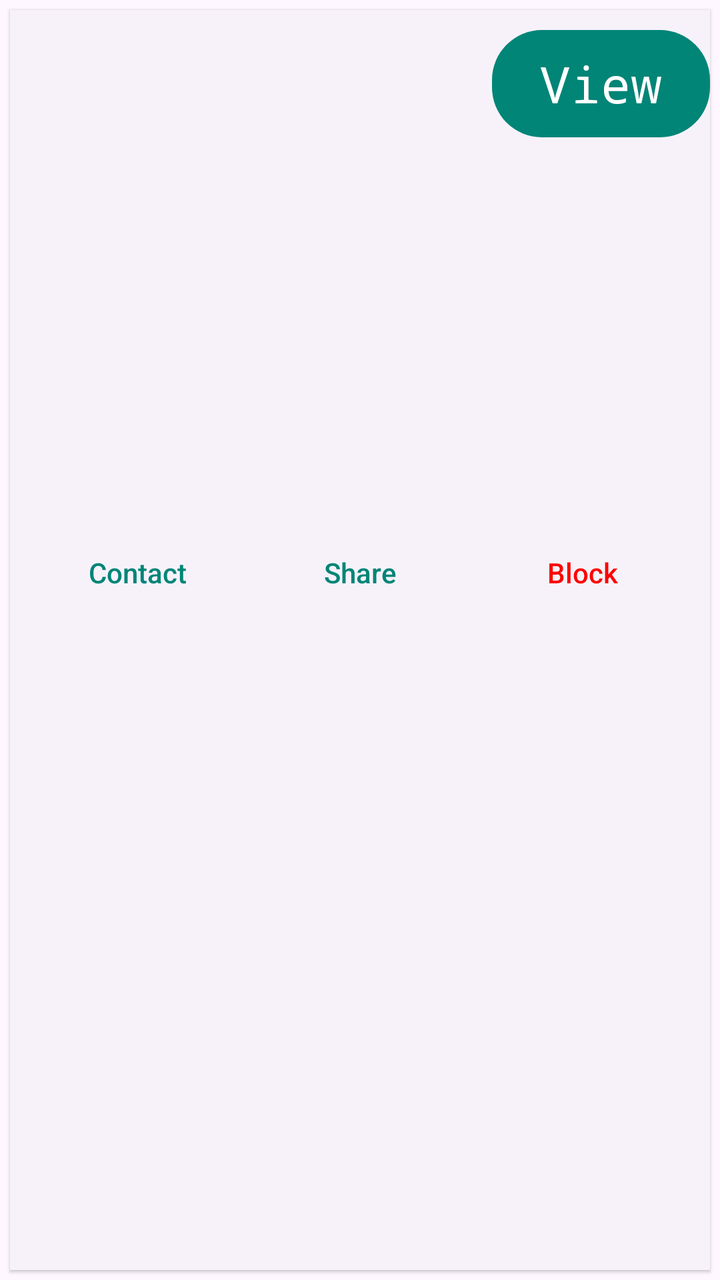
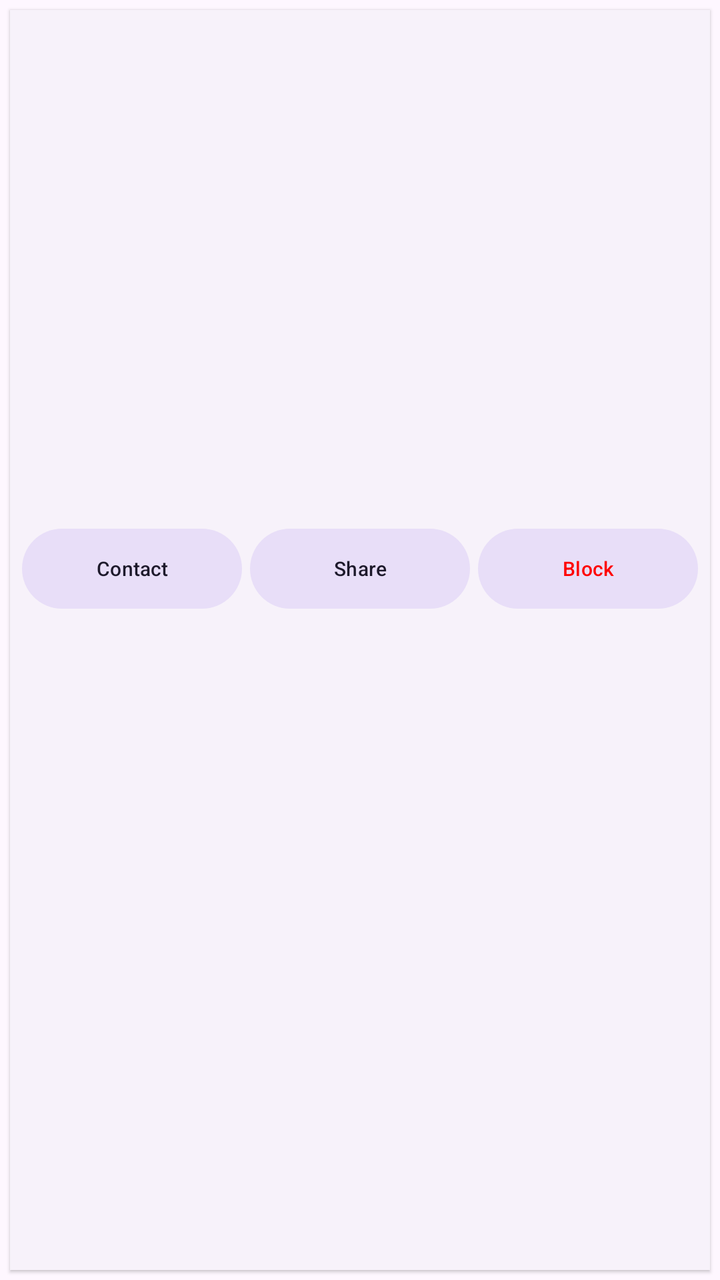

Two renders of the same Android screen: before a commit and after it. Below are the layout's source before the change and the commit's diff.
<!-- AndroidManifest.xml: application theme AppTheme -->
<!-- res/layout/hotel_card.xml -->
<LinearLayout xmlns:android="http://schemas.android.com/apk/res/android"
    xmlns:card_view="http://schemas.android.com/apk/res-auto"
    android:layout_width="match_parent"
    android:layout_height="wrap_content">

    <com.google.android.material.card.MaterialCardView
        android:id="@+id/card_view"
        style="@style/Widget.Material3.CardView.Elevated"
        android:layout_width="match_parent"
        android:layout_height="match_parent"
        android:layout_gravity="center"
        android:layout_margin="@dimen/card_margin"
        card_view:cardCornerRadius="@dimen/card_hotel_radius">

        <RelativeLayout
            android:layout_width="match_parent"
            android:layout_height="match_parent">

            <ImageView
                android:id="@+id/thumbnail"
                android:layout_width="match_parent"
                android:layout_height="@dimen/hotel_cover_height"
                android:background="?attr/selectableItemBackgroundBorderless"
                android:clickable="true"
                android:scaleType="fitXY" />

            <TextView
                android:id="@+id/title"
                android:layout_width="match_parent"
                android:layout_height="wrap_content"
                android:layout_below="@id/thumbnail"
                android:paddingLeft="@dimen/hotel_title_padding"
                android:paddingRight="@dimen/hotel_title_padding"
                android:paddingTop="@dimen/hotel_title_padding"
                android:textColor="@color/hotel_title"
                android:textSize="@dimen/hotel_title" />

            <TextView
                android:id="@+id/location"
                android:layout_width="match_parent"
                android:layout_height="wrap_content"
                android:layout_below="@id/title"

                android:paddingLeft="@dimen/hotel_title_padding"
                android:paddingRight="@dimen/hotel_title_padding"
                android:textSize="@dimen/location" />
            <TextView
                android:id="@+id/rating"
                android:layout_width="match_parent"
                android:layout_height="wrap_content"
                android:layout_below="@id/location"
                android:paddingBottom="@dimen/hotel_rating_padding_bottom"
                android:paddingLeft="@dimen/hotel_title_padding"
                android:paddingRight="@dimen/hotel_title_padding"
                android:textSize="@dimen/location" />

            <TextView
                android:id="@+id/features"
                android:layout_width="match_parent"
                android:layout_height="wrap_content"
                android:layout_below="@id/rating"
                android:paddingLeft="@dimen/hotel_title_padding"
                android:paddingRight="@dimen/hotel_title_padding"
                android:paddingBottom="@dimen/hotel_rating_padding_bottom"
                android:textColor="@android:color/background_light"
                android:textSize="@dimen/location"
                card_view:fontFamily="sans-serif-black" />

            <TextView
                android:id="@+id/booking_info"
                android:layout_width="match_parent"
                android:layout_height="wrap_content"
                android:layout_below="@id/features"
                android:paddingLeft="@dimen/hotel_title_padding"
                android:paddingRight="@dimen/hotel_title_padding"
                android:paddingBottom="4dp"
                android:textColor="#2E7D32"
                android:textSize="12sp"
                android:textStyle="italic"
                android:visibility="gone" />

            <LinearLayout
                android:id="@+id/social_actions"
                android:layout_width="match_parent"
                android:layout_height="wrap_content"
                android:layout_below="@id/features"
                android:orientation="horizontal"
                android:padding="8dp">

                <Button
                    android:id="@+id/btn_contact"
                    style="?android:attr/borderlessButtonStyle"
                    android:layout_width="0dp"
                    android:layout_height="wrap_content"
                    android:layout_weight="1"
                    android:text="@string/btn_contact"
                    android:textAllCaps="false"
                    android:textColor="@color/colorPrimary" />

                <Button
                    android:id="@+id/btn_share"
                    style="?android:attr/borderlessButtonStyle"
                    android:layout_width="0dp"
                    android:layout_height="wrap_content"
                    android:layout_weight="1"
                    android:text="@string/btn_share"
                    android:textAllCaps="false"
                    android:textColor="@color/colorPrimary" />

                <Button
                    android:id="@+id/btn_block"
                    style="?android:attr/borderlessButtonStyle"
                    android:layout_width="0dp"
                    android:layout_height="wrap_content"
                    android:layout_weight="1"
                    android:text="@string/btn_block"
                    android:textAllCaps="false"
                    android:textColor="#FF0000" />

                <Button
                    android:id="@+id/btn_cancel_booking"
                    style="?android:attr/borderlessButtonStyle"
                    android:layout_width="0dp"
                    android:layout_height="wrap_content"
                    android:layout_weight="1"
                    android:text="@string/btn_cancel_booking"
                    android:textAllCaps="false"
                    android:textColor="#FF0000"
                    android:visibility="gone" />
            </LinearLayout>

            <Button
                android:id="@+id/viewbutton"
                android:layout_width="wrap_content"
                android:layout_height="wrap_content"
                android:layout_alignParentRight="true"
                android:layout_marginTop="@dimen/ic_hotel_overflow_margin_top"
                android:background="@drawable/round"
                android:scaleType="centerCrop"
                android:text="@string/btn_view"
                android:textColor="#ffffff"
                android:textSize="25dp"
                android:typeface="monospace" />

        </RelativeLayout>

    </com.google.android.material.card.MaterialCardView>

</LinearLayout>
<!-- resources referenced by this layout -->
<resources>
  <color name="colorPrimary">#008577</color>
  <color name="hotel_title">#4c4c4c</color>
  <dimen name="card_hotel_radius">0dp</dimen>
  <dimen name="card_margin">5dp</dimen>
  <dimen name="hotel_cover_height">160dp</dimen>
  <dimen name="hotel_rating_padding_bottom">5dp</dimen>
  <dimen name="hotel_title">15dp</dimen>
  <dimen name="hotel_title_padding">10dp</dimen>
  <dimen name="ic_hotel_overflow_margin_top">10dp</dimen>
  <dimen name="location">12dp</dimen>
  <!-- drawable round (drawable) -->
  <?xml version="1.0" encoding="utf-8"?>
  <shape xmlns:android="http://schemas.android.com/apk/res/android" android:shape="rectangle" >
      <corners
          android:radius="25dp"
          />
      <solid
          android:color="#F50057"
          />
      <padding
          android:left="0dp"
          android:top="0dp"
          android:right="0dp"
          android:bottom="0dp"
          />
  
  </shape>
  <string name="btn_block">Block</string>
  <string name="btn_cancel_booking">Cancel Booking</string>
  <string name="btn_contact">Contact</string>
  <string name="btn_share">Share</string>
  <string name="btn_view">View</string>
  <style name="AppTheme" parent="Theme.Material3.Light.NoActionBar">
          
          <item name="colorPrimary">@color/colorPrimary</item>
          <item name="colorOnPrimary">#FFFFFF</item>
          <item name="colorPrimaryContainer">#D8E2FF</item>
          <item name="colorOnPrimaryContainer">#001A41</item>
          <item name="colorSecondary">#565E71</item>
          <item name="colorOnSecondary">#FFFFFF</item>
          <item name="colorAccent">@color/colorAccent</item>
      </style>
  <color name="colorAccent">#D81B60</color>
</resources>

<!-- the commit's change to res/layout/hotel_card.xml (unified diff, before → after) -->
@@ -1,5 +1,5 @@
 <LinearLayout xmlns:android="http://schemas.android.com/apk/res/android"
-    xmlns:card_view="http://schemas.android.com/apk/res-auto"
+    xmlns:app="http://schemas.android.com/apk/res-auto"
     android:layout_width="match_parent"
     android:layout_height="wrap_content">
 
@@ -10,7 +10,7 @@
         android:layout_height="match_parent"
         android:layout_gravity="center"
         android:layout_margin="@dimen/card_margin"
-        card_view:cardCornerRadius="@dimen/card_hotel_radius">
+        app:cardCornerRadius="@dimen/card_hotel_radius">
 
         <RelativeLayout
             android:layout_width="match_parent"
@@ -64,7 +64,7 @@
                 android:paddingBottom="@dimen/hotel_rating_padding_bottom"
                 android:textColor="@android:color/background_light"
                 android:textSize="@dimen/location"
-                card_view:fontFamily="sans-serif-black" />
+                app:fontFamily="sans-serif-black" />
 
             <TextView
                 android:id="@+id/booking_info"
@@ -85,62 +85,56 @@
                 android:layout_height="wrap_content"
                 android:layout_below="@id/features"
                 android:orientation="horizontal"
-                android:padding="8dp">
+                android:padding="4dp">
 
-                <Button
+                <com.google.android.material.button.MaterialButton
                     android:id="@+id/btn_contact"
-                    style="?android:attr/borderlessButtonStyle"
+                    style="@style/Widget.Material3.Button.TonalButton"
                     android:layout_width="0dp"
                     android:layout_height="wrap_content"
                     android:layout_weight="1"
+                    android:layout_margin="2dp"
+                    android:padding="0dp"
                     android:text="@string/btn_contact"
-                    android:textAllCaps="false"
-                    android:textColor="@color/colorPrimary" />
+                    android:textSize="10sp"
+                    app:iconSize="16dp" />
 
-                <Button
+                <com.google.android.material.button.MaterialButton
                     android:id="@+id/btn_share"
-                    style="?android:attr/borderlessButtonStyle"
+                    style="@style/Widget.Material3.Button.TonalButton"
                     android:layout_width="0dp"
                     android:layout_height="wrap_content"
                     android:layout_weight="1"
+                    android:layout_margin="2dp"
+                    android:padding="0dp"
                     android:text="@string/btn_share"
-                    android:textAllCaps="false"
-                    android:textColor="@color/colorPrimary" />
+                    android:textSize="10sp" />
 
-                <Button
+                <com.google.android.material.button.MaterialButton
                     android:id="@+id/btn_block"
-                    style="?android:attr/borderlessButtonStyle"
+                    style="@style/Widget.Material3.Button.TonalButton"
                     android:layout_width="0dp"
                     android:layout_height="wrap_content"
                     android:layout_weight="1"
+                    android:layout_margin="2dp"
+                    android:padding="0dp"
                     android:text="@string/btn_block"
-                    android:textAllCaps="false"
-                    android:textColor="#FF0000" />
+                    android:textColor="#FF0000"
+                    android:textSize="10sp" />
 
-                <Button
+                <com.google.android.material.button.MaterialButton
                     android:id="@+id/btn_cancel_booking"
-                    style="?android:attr/borderlessButtonStyle"
+                    style="@style/Widget.Material3.Button.TonalButton"
                     android:layout_width="0dp"
                     android:layout_height="wrap_content"
                     android:layout_weight="1"
+                    android:layout_margin="2dp"
+                    android:padding="0dp"
                     android:text="@string/btn_cancel_booking"
-                    android:textAllCaps="false"
                     android:textColor="#FF0000"
+                    android:textSize="10sp"
                     android:visibility="gone" />
             </LinearLayout>
-
-            <Button
-                android:id="@+id/viewbutton"
-                android:layout_width="wrap_content"
-                android:layout_height="wrap_content"
-                android:layout_alignParentRight="true"
-                android:layout_marginTop="@dimen/ic_hotel_overflow_margin_top"
-                android:background="@drawable/round"
-                android:scaleType="centerCrop"
-                android:text="@string/btn_view"
-                android:textColor="#ffffff"
-                android:textSize="25dp"
-                android:typeface="monospace" />
 
         </RelativeLayout>
 
<!-- resource entries referenced after the edit -->
@@ -8,30 +8,11 @@
   <dimen name="hotel_rating_padding_bottom">5dp</dimen>
   <dimen name="hotel_title">15dp</dimen>
   <dimen name="hotel_title_padding">10dp</dimen>
-  <dimen name="ic_hotel_overflow_margin_top">10dp</dimen>
   <dimen name="location">12dp</dimen>
-  <!-- drawable round (drawable) -->
-  <?xml version="1.0" encoding="utf-8"?>
-  <shape xmlns:android="http://schemas.android.com/apk/res/android" android:shape="rectangle" >
-      <corners
-          android:radius="25dp"
-          />
-      <solid
-          android:color="#F50057"
-          />
-      <padding
-          android:left="0dp"
-          android:top="0dp"
-          android:right="0dp"
-          android:bottom="0dp"
-          />
-  
-  </shape>
   <string name="btn_block">Block</string>
   <string name="btn_cancel_booking">Cancel Booking</string>
   <string name="btn_contact">Contact</string>
   <string name="btn_share">Share</string>
-  <string name="btn_view">View</string>
   <style name="AppTheme" parent="Theme.Material3.Light.NoActionBar">
           
           <item name="colorPrimary">@color/colorPrimary</item>
